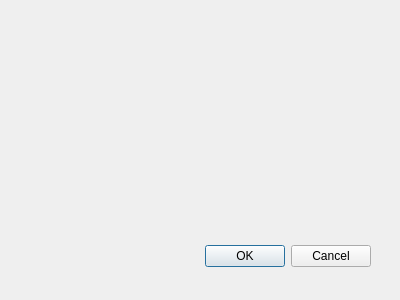
Old version of the form hexmap_qt/hexmap_widgets/dialogs/new_map_dialog.ui in the repository mflagel/asdf_multiplat.
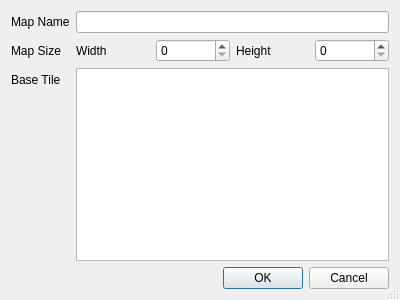
New version of the form.

Commit message: WIP new map dialog lets you set the name, width, and height of a map. UI exists to set the base tile, but the list doesnt have a model hooked up to it yet

```diff
--- a/hexmap_qt/hexmap_widgets/dialogs/new_map_dialog.ui
+++ b/hexmap_qt/hexmap_widgets/dialogs/new_map_dialog.ui
@@ -15,22 +15,137 @@
   <property name="windowTitle">
    <string>Dialog</string>
   </property>
-  <widget name="buttonBox" class="QDialogButtonBox">
-   <property name="geometry">
-    <rect>
-     <x>30</x>
-     <y>240</y>
-     <width>341</width>
-     <height>32</height>
-    </rect>
-   </property>
-   <property name="orientation">
-    <enum>Qt::Horizontal</enum>
-   </property>
-   <property name="standardButtons">
-    <set>QDialogButtonBox::Cancel|QDialogButtonBox::Ok</set>
-   </property>
-  </widget>
+  <property name="sizeGripEnabled">
+   <bool>true</bool>
+  </property>
+  <property name="modal">
+   <bool>true</bool>
+  </property>
+  <layout class="QVBoxLayout" name="verticalLayout">
+   <item>
+    <layout class="QFormLayout" name="formLayout_2">
+     <item row="0" column="0">
+      <widget class="QLabel" name="lbl_mapName">
+       <property name="text">
+        <string>Map Name</string>
+       </property>
+      </widget>
+     </item>
+     <item row="0" column="1">
+      <widget class="QLineEdit" name="txt_mapName"/>
+     </item>
+     <item row="1" column="0">
+      <widget class="QLabel" name="lbl_mapSize">
+       <property name="text">
+        <string>Map Size</string>
+       </property>
+      </widget>
+     </item>
+     <item row="1" column="1">
+      <layout class="QHBoxLayout" name="horizontalLayout">
+       <item>
+        <widget class="QLabel" name="lbl_mapWidth">
+         <property name="sizePolicy">
+          <sizepolicy hsizetype="Minimum" vsizetype="Preferred">
+           <horstretch>0</horstretch>
+           <verstretch>0</verstretch>
+          </sizepolicy>
+         </property>
+         <property name="text">
+          <string>Width</string>
+         </property>
+        </widget>
+       </item>
+       <item>
+        <widget class="QSpinBox" name="spb_width">
+         <property name="sizePolicy">
+          <sizepolicy hsizetype="Preferred" vsizetype="Fixed">
+           <horstretch>0</horstretch>
+           <verstretch>0</verstretch>
+          </sizepolicy>
+         </property>
+        </widget>
+       </item>
+       <item>
+        <widget class="QLabel" name="lbl_mapHeight">
+         <property name="sizePolicy">
+          <sizepolicy hsizetype="Minimum" vsizetype="Preferred">
+           <horstretch>0</horstretch>
+           <verstretch>0</verstretch>
+          </sizepolicy>
+         </property>
+         <property name="text">
+          <string>Height</string>
+         </property>
+        </widget>
+       </item>
+       <item>
+        <widget class="QSpinBox" name="spb_height">
+         <property name="sizePolicy">
+          <sizepolicy hsizetype="Preferred" vsizetype="Fixed">
+           <horstretch>0</horstretch>
+           <verstretch>0</verstretch>
+          </sizepolicy>
+         </property>
+        </widget>
+       </item>
+      </layout>
+     </item>
+     <item row="2" column="0">
+      <widget class="QLabel" name="label_4">
+       <property name="text">
+        <string>Base Tile</string>
+       </property>
+      </widget>
+     </item>
+     <item row="2" column="1">
+      <layout class="QHBoxLayout" name="horizontalLayout_3">
+       <item>
+        <widget class="QListView" name="list_baseTile">
+         <property name="verticalScrollBarPolicy">
+          <enum>Qt::ScrollBarAlwaysOff</enum>
+         </property>
+         <property name="sizeAdjustPolicy">
+          <enum>QAbstractScrollArea::AdjustToContents</enum>
+         </property>
+         <property name="dragDropMode">
+          <enum>QAbstractItemView::NoDragDrop</enum>
+         </property>
+         <property name="defaultDropAction">
+          <enum>Qt::IgnoreAction</enum>
+         </property>
+         <property name="movement">
+          <enum>QListView::Snap</enum>
+         </property>
+         <property name="resizeMode">
+          <enum>QListView::Adjust</enum>
+         </property>
+         <property name="viewMode">
+          <enum>QListView::IconMode</enum>
+         </property>
+         <property name="uniformItemSizes">
+          <bool>true</bool>
+         </property>
+        </widget>
+       </item>
+      </layout>
+     </item>
+    </layout>
+   </item>
+   <item>
+    <widget class="QDialogButtonBox" name="buttonBox">
+     <property name="orientation">
+      <enum>Qt::Horizontal</enum>
+     </property>
+     <property name="standardButtons">
+      <set>QDialogButtonBox::Cancel|QDialogButtonBox::Ok</set>
+     </property>
+     <property name="centerButtons">
+      <bool>false</bool>
+     </property>
+    </widget>
+   </item>
+  </layout>
  </widget>
  <pixmapfunction/>
  <resources/>
```
Left out of the diff: 7 changed lines with no effect on the pictures. The commit also changes 2 other files.
